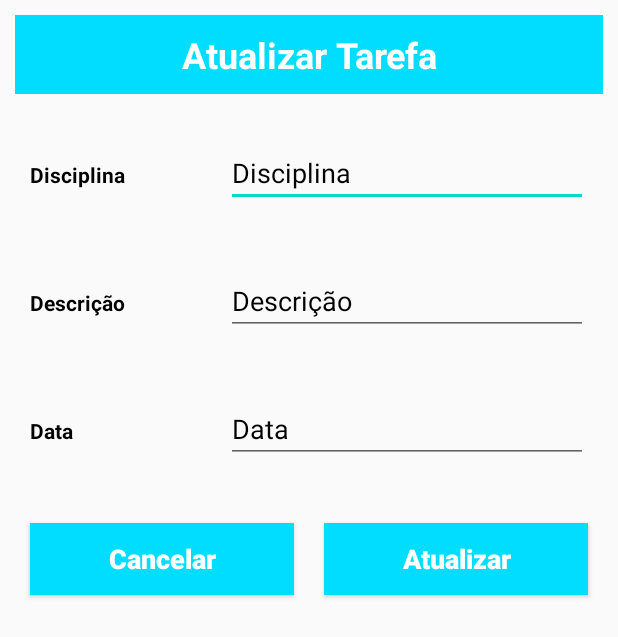
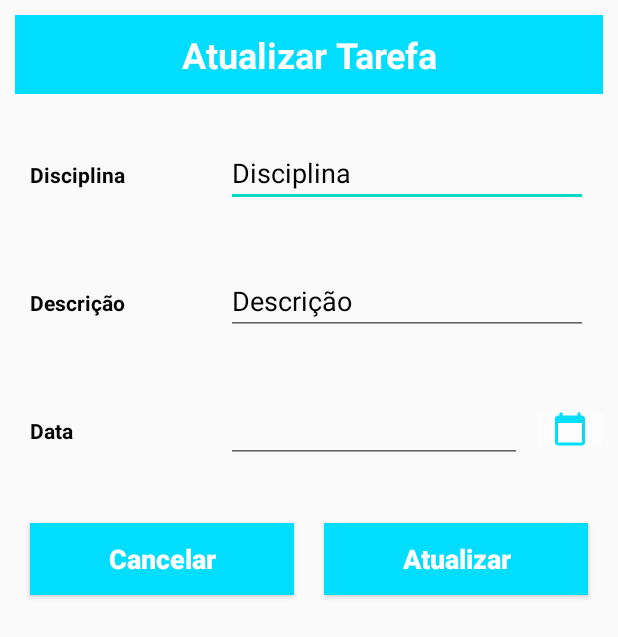
Before and after one commit to diogoguerra03/PAP, an Android app: the layout update_tarefa.xml on its own in the app's theme, with its tools: preview values and no code run, on a phone screen of 412 x 824 dp. Shown: the top 637 px of the screen. Run offline under Robolectric (Android 15) with nearby library versions, the phone set to English and light mode, and no system bars.

```diff
--- a/app/src/main/res/layout/update_tarefa.xml
+++ b/app/src/main/res/layout/update_tarefa.xml
@@ -115,20 +115,20 @@
         <RelativeLayout
             android:layout_width="0dp"
             android:layout_height="wrap_content"
-            android:layout_weight="2">
+            android:layout_weight="3">
             <TextView
                 android:layout_width="match_parent"
                 android:layout_height="wrap_content"
                 android:text="Data"
+                android:textColor="#000"
                 android:textStyle="bold"
-                android:textColor="#000"
                 android:layout_margin="10dp"/>
         </RelativeLayout>
 
         <RelativeLayout
             android:layout_width="0dp"
             android:layout_height="wrap_content"
-            android:layout_weight="4">
+            android:layout_weight="5">
 
             <EditText
                 android:id="@+id/EditDataAtualizada"
@@ -140,12 +140,26 @@
                 android:layout_marginEnd="10dp"
                 android:layout_marginRight="10dp"
                 android:layout_marginBottom="10dp"
-                android:hint="Data"
+                android:gravity="center_vertical"
                 android:inputType="date"
-                android:keyboardNavigationCluster="false"
                 android:maxLength="10"
                 android:textColor="#000"
                 android:textColorHint="#000" />
+        </RelativeLayout>
+
+        <RelativeLayout
+            android:layout_width="0dp"
+            android:layout_height="wrap_content"
+            android:layout_weight="1"
+            android:layout_gravity="center">
+
+            <ImageButton
+                android:id="@+id/btnCalendarioUpdate"
+                android:layout_width="match_parent"
+                android:layout_height="wrap_content"
+                android:background="@android:drawable/screen_background_light_transparent"
+                android:src="@drawable/ic_calendar_24" />
+
         </RelativeLayout>
     </LinearLayout>
 
```
Also changed, not shown: app/src/main/java/com/example/booklet/fragment/TodoFragment.java (+42 -5 lines).
